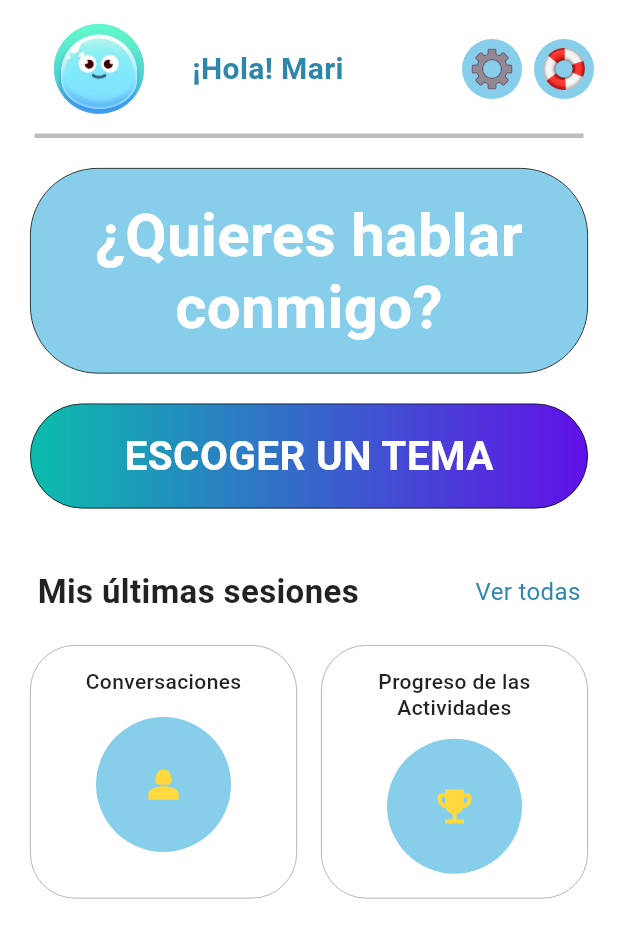
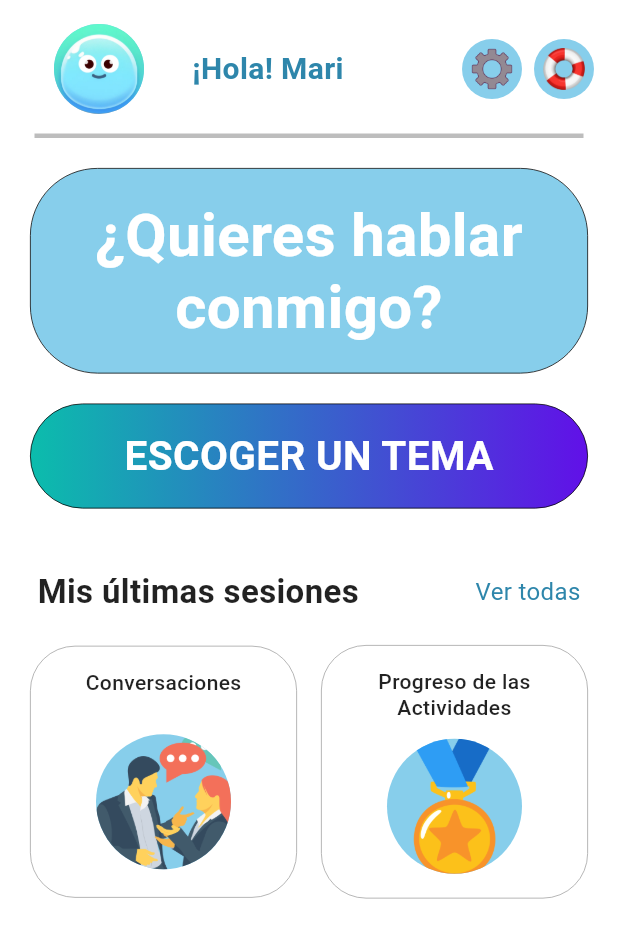
Before and after one commit to sheydazz/RESTAPP, a Flutter app: the MainScreen screen opened directly, on a phone screen of 412 x 824 dp. Shown: the top 938 px of the screen. Run offline on Flutter 3.47's test engine with Material 3 defaults, Android fonts, the phone set to English and light mode, and no system bars; our stand-ins replace google_fonts.

```diff
--- a/lib/features/home/screens/home_screen.dart
+++ b/lib/features/home/screens/home_screen.dart
@@ -113,16 +113,16 @@ class MainScreen extends StatelessWidget {
                 ],
               ),
             ),
-            Divider( // <--- AÑADE EL DIVIDER AQUÍ
-              color: Colors.grey[400], // Color opcional
-              thickness: 3,           // Grosor opcional
-              height: 0,             // Espacio vertical total opcional
-              indent: 23,             // Margen izquierdo opcional
-              endIndent: 23,          // Margen derecho opcional
+            Divider(
+              color: Colors.grey[400],
+              thickness: 3,
+              height: 0,
+              indent: 23,
+              endIndent: 23,
             ),
             SizedBox(height: 20),
 
-            InkWell( // Envuelve el Container con InkWell
+            InkWell( // Se envuelve el Container con InkWell
               onTap: () {
                 // Navega a HelpScreen cuando se presiona el ícono
                 Navigator.push(
@@ -250,24 +250,19 @@ class MainScreen extends StatelessWidget {
                                 height: 1.2
                             ),
                           ),
-                          SizedBox(height: 12),
+                          SizedBox(height: 23),
                           Container(
                             width: 90,
                             height: 95,
                             decoration: BoxDecoration(
                               color: Color(0xFF87CEEB),
                               shape: BoxShape.circle,
-                            ),
-                            child: Center(
-                              child: Icon(
-                                Icons.person_2,
-                                color: Color(0xFFFFD93D),
-                                size: 30,
+                              image: DecorationImage(
+                                image: AssetImage('assets/images/conversaciones.png'),
+                                fit: BoxFit.cover,
                               ),
                             ),
                           ),
-                          SizedBox(height: 12),
-
                         ],
                       ),
                     ),
@@ -306,12 +301,9 @@ class MainScreen extends StatelessWidget {
                             decoration: BoxDecoration(
                               color: Color(0xFF87CEEB),
                               shape: BoxShape.circle,
-                            ),
-                            child: Center(
-                              child: Icon(
-                                Icons.emoji_events,
-                                color: Color(0xFFFFD93D),
-                                size: 30,
+                              image: DecorationImage(
+                                image: AssetImage('assets/images/medalla.png'),
+                                fit: BoxFit.cover,
                               ),
                             ),
                           ),
```
Also changed, not shown: assets/images/conversaciones.png (added), assets/images/medalla.png (added).
